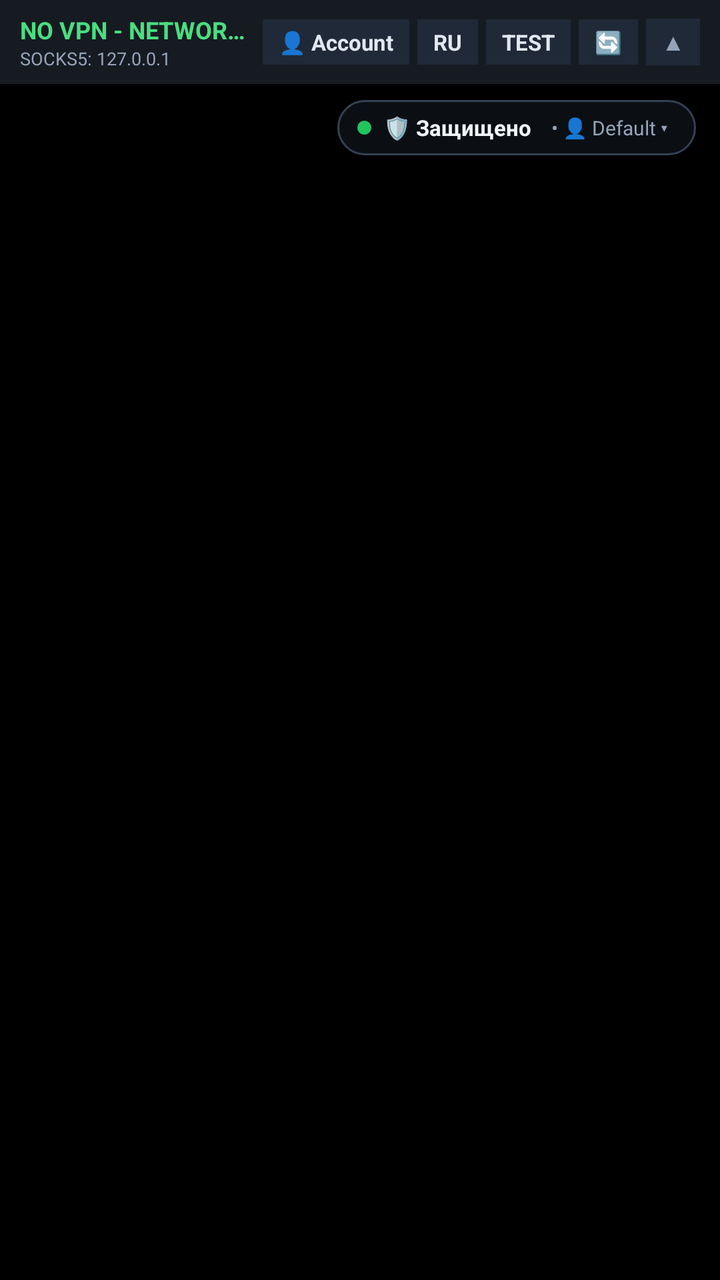
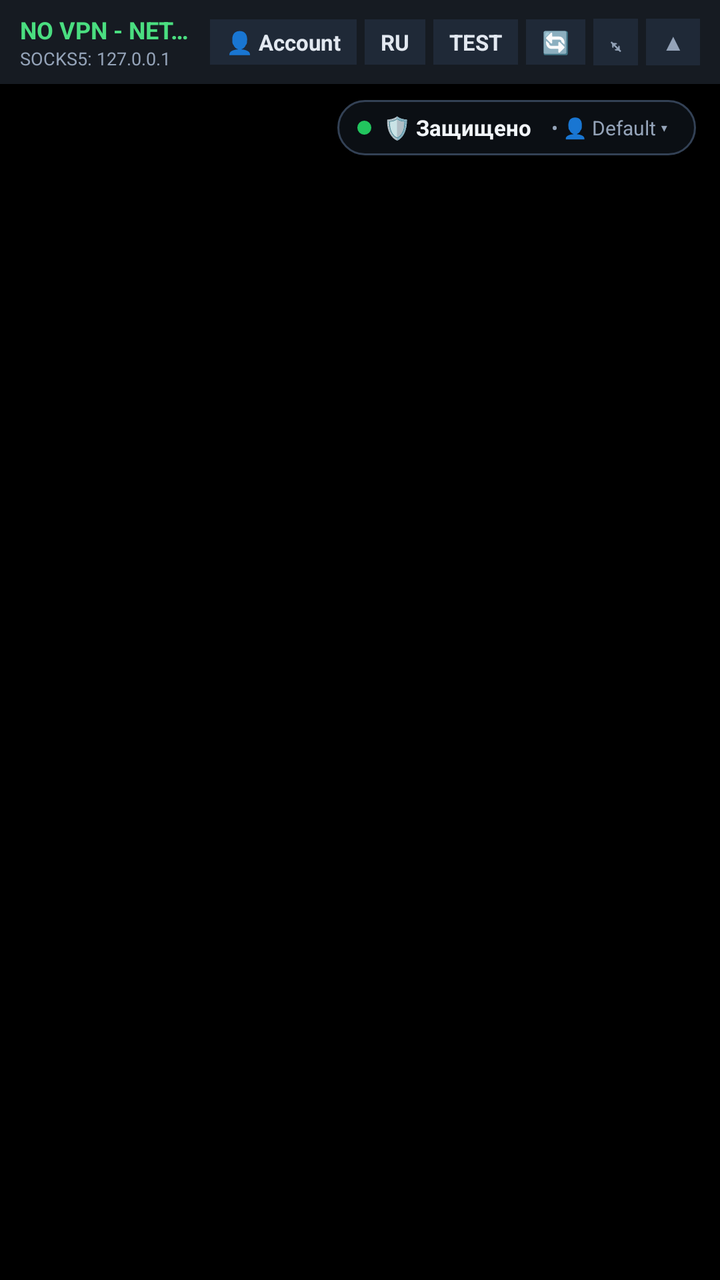

Two renders of the same Android screen: before a commit and after it. Below are the layout's source before the change and the commit's diff.
<!-- AndroidManifest.xml: application theme Theme.ClaudeCageAnd -->
<!-- res/layout/activity_main.xml -->
<?xml version="1.0" encoding="utf-8"?>
<LinearLayout
    xmlns:android="http://schemas.android.com/apk/res/android"
    xmlns:tools="http://schemas.android.com/tools"
    android:id="@+id/main"
    android:layout_width="match_parent"
    android:layout_height="match_parent"
    android:orientation="vertical"
    android:background="@color/black"
    tools:context=".MainActivity">

    
    <LinearLayout
        android:id="@+id/vpnStatusBar"
        android:layout_width="match_parent"
        android:layout_height="wrap_content"
        android:minHeight="42dp"
        android:orientation="horizontal"
        android:gravity="center_vertical"
        android:paddingVertical="4dp"
        android:paddingHorizontal="10dp"
        android:background="#161B22">

        
        <LinearLayout
            android:layout_width="0dp"
            android:layout_height="wrap_content"
            android:layout_weight="1"
            android:orientation="vertical"
            android:gravity="center_vertical"
            android:paddingEnd="6dp">

            <TextView
                android:id="@+id/tvVpnStatus"
                android:layout_width="wrap_content"
                android:layout_height="wrap_content"
                android:textStyle="bold"
                android:textSize="12sp"
                android:textColor="#4ADE80"
                android:text="@string/vpn_status_offline"
                android:maxLines="1"
                android:ellipsize="end" />

            <TextView
                android:id="@+id/tvVpnSubStatus"
                android:layout_width="wrap_content"
                android:layout_height="wrap_content"
                android:textSize="9sp"
                android:textColor="#94A3B8"
                android:text="SOCKS5: 127.0.0.1"
                android:maxLines="1"
                android:ellipsize="end" />
        </LinearLayout>

        
        <TextView
            android:id="@+id/btnReturnToClaude"
            android:layout_width="wrap_content"
            android:layout_height="wrap_content"
            android:paddingHorizontal="8dp"
            android:paddingVertical="4dp"
            android:layout_marginEnd="4dp"
            android:background="#33FFFFFF"
            android:textColor="@color/white"
            android:textSize="11sp"
            android:textStyle="bold"
            android:text="@string/diag_return_to_claude"
            android:visibility="gone" />

        
        <TextView
            android:id="@+id/btnAccountSwitcher"
            android:layout_width="wrap_content"
            android:layout_height="wrap_content"
            android:paddingHorizontal="8dp"
            android:paddingVertical="4dp"
            android:layout_marginEnd="4dp"
            android:background="#1F2937"
            android:textColor="#E2E8F0"
            android:textSize="11sp"
            android:textStyle="bold"
            android:maxLines="1"
            android:ellipsize="end"
            android:maxWidth="110dp"
            android:text="👤 Account" />

        
        <TextView
            android:id="@+id/btnLangToggle"
            android:layout_width="wrap_content"
            android:layout_height="wrap_content"
            android:paddingHorizontal="8dp"
            android:paddingVertical="4dp"
            android:layout_marginEnd="4dp"
            android:background="#1F2937"
            android:textColor="#E2E8F0"
            android:textSize="11sp"
            android:textStyle="bold"
            android:text="RU" />

        
        <TextView
            android:id="@+id/btnDiagnostics"
            android:layout_width="wrap_content"
            android:layout_height="wrap_content"
            android:paddingHorizontal="8dp"
            android:paddingVertical="4dp"
            android:layout_marginEnd="4dp"
            android:background="#1F2937"
            android:textColor="#E2E8F0"
            android:textSize="11sp"
            android:textStyle="bold"
            android:text="@string/diag_button_label" />

        
        <TextView
            android:id="@+id/btnReload"
            android:layout_width="wrap_content"
            android:layout_height="wrap_content"
            android:paddingHorizontal="8dp"
            android:paddingVertical="4dp"
            android:layout_marginEnd="4dp"
            android:background="#1F2937"
            android:textColor="#E2E8F0"
            android:textSize="11sp"
            android:textStyle="bold"
            android:text="🔄" />

        
        <TextView
            android:id="@+id/btnCollapseBar"
            android:layout_width="wrap_content"
            android:layout_height="wrap_content"
            android:paddingHorizontal="8dp"
            android:paddingVertical="4dp"
            android:background="#1F2937"
            android:textColor="#94A3B8"
            android:textSize="11sp"
            android:textStyle="bold"
            android:text="▲" />
    </LinearLayout>

    
    <FrameLayout
        android:layout_width="match_parent"
        android:layout_height="0dp"
        android:layout_weight="1">

        
        <FrameLayout
            android:id="@+id/webViewContainer"
            android:layout_width="match_parent"
            android:layout_height="match_parent"
            android:background="@color/black" />

        
        <LinearLayout
            android:id="@+id/floatingSecurityAnchor"
            android:layout_width="wrap_content"
            android:layout_height="wrap_content"
            android:layout_gravity="top|end"
            android:layout_marginTop="8dp"
            android:layout_marginEnd="12dp"
            android:orientation="horizontal"
            android:gravity="center_vertical"
            android:paddingVertical="5dp"
            android:paddingHorizontal="10dp"
            android:background="@drawable/bg_floating_security_pill"
            android:elevation="6dp"
            android:clickable="true"
            android:focusable="true">

            
            <View
                android:id="@+id/viewAnchorDot"
                android:layout_width="7dp"
                android:layout_height="7dp"
                android:layout_marginEnd="6dp"
                android:background="@drawable/bg_status_dot_green" />

            <TextView
                android:id="@+id/tvFloatingAnchorStatus"
                android:layout_width="wrap_content"
                android:layout_height="wrap_content"
                android:text="🛡️ Защищено"
                android:textColor="#F1F5F9"
                android:textSize="11sp"
                android:textStyle="bold" />

            <TextView
                android:id="@+id/tvFloatingAnchorAccount"
                android:layout_width="wrap_content"
                android:layout_height="wrap_content"
                android:layout_marginStart="6dp"
                android:paddingHorizontal="4dp"
                android:paddingVertical="2dp"
                android:clickable="true"
                android:focusable="true"
                android:background="?attr/selectableItemBackgroundBorderless"
                android:text="• 👤 Default ▾"
                android:textColor="#94A3B8"
                android:textSize="10sp"
                android:maxLines="1"
                android:ellipsize="end"
                android:maxWidth="110dp" />
        </LinearLayout>

        
        <LinearLayout
            android:id="@+id/waitingOverlay"
            android:layout_width="match_parent"
            android:layout_height="match_parent"
            android:orientation="vertical"
            android:gravity="center"
            android:padding="32dp"
            android:background="@color/overlay_bg"
            android:visibility="gone">

            <ProgressBar
                android:layout_width="48dp"
                android:layout_height="48dp"
                android:indeterminateTint="@color/overlay_text_secondary"
                android:layout_marginBottom="24dp" />

            <TextView
                android:id="@+id/tvWaitingTitle"
                android:layout_width="wrap_content"
                android:layout_height="wrap_content"
                android:text="@string/waiting_for_vpn_title"
                android:textColor="@color/overlay_text_primary"
                android:textSize="18sp"
                android:textStyle="bold"
                android:layout_marginBottom="8dp"
                android:textAlignment="center" />

            <TextView
                android:id="@+id/tvWaitingDesc"
                android:layout_width="wrap_content"
                android:layout_height="wrap_content"
                android:text="@string/waiting_for_vpn_desc"
                android:textColor="@color/overlay_text_secondary"
                android:textSize="14sp"
                android:textAlignment="center" />
        </LinearLayout>

        
        <LinearLayout
            android:id="@+id/securityErrorOverlay"
            android:layout_width="match_parent"
            android:layout_height="match_parent"
            android:orientation="vertical"
            android:gravity="center"
            android:padding="32dp"
            android:background="@color/error_bg"
            android:visibility="gone">

            <TextView
                android:id="@+id/tvSecurityErrorTitle"
                android:layout_width="wrap_content"
                android:layout_height="wrap_content"
                android:text="@string/security_error_title"
                android:textColor="@color/error_text"
                android:textSize="18sp"
                android:textStyle="bold"
                android:layout_marginBottom="12dp"
                android:textAlignment="center" />

            <TextView
                android:id="@+id/tvSecurityErrorDesc"
                android:layout_width="wrap_content"
                android:layout_height="wrap_content"
                android:text="@string/security_error_desc"
                android:textColor="@color/error_text"
                android:textSize="14sp"
                android:textAlignment="center" />
        </LinearLayout>

    </FrameLayout>

</LinearLayout>
<!-- resources referenced by this layout -->
<resources>
  <color name="black">#FF000000</color>
  <color name="error_bg">#2C0B0E</color>
  <color name="error_text">#FFCDD2</color>
  <color name="overlay_bg">#121212</color>
  <color name="overlay_text_primary">#EEEEEE</color>
  <color name="overlay_text_secondary">#9E9E9E</color>
  <color name="white">#FFFFFFFF</color>
  <!-- drawable bg_floating_security_pill (drawable) -->
  <?xml version="1.0" encoding="utf-8"?>
  <shape xmlns:android="http://schemas.android.com/apk/res/android"
      android:shape="rectangle">
      <solid android:color="#E60D1117" />
      <corners android:radius="20dp" />
      <stroke
          android:width="1dp"
          android:color="#334155" />
  </shape>
  <!-- drawable bg_status_dot_green (drawable) -->
  <?xml version="1.0" encoding="utf-8"?>
  <shape xmlns:android="http://schemas.android.com/apk/res/android"
      android:shape="oval">
      <solid android:color="#22C55E" />
      <size
          android:width="8dp"
          android:height="8dp" />
  </shape>
  <string name="diag_button_label">TEST</string>
  <string name="diag_return_to_claude">← Claude</string>
  <string name="security_error_desc">WebViewFeature.PROXY_OVERRIDE is not supported by the system WebView. WebView instantiation blocked to prevent network leaks.</string>
  <string name="security_error_title">Security Error: Proxy Override Unsupported</string>
  <string name="vpn_status_offline">NO VPN - NETWORK ISOLATED (OFFLINE)</string>
  <string name="waiting_for_vpn_desc">Network traffic is strictly isolated until Amnezia VPN tunnel is connected.</string>
  <string name="waiting_for_vpn_title">Waiting for VPN connection…</string>
  <style name="Theme.ClaudeCageAnd" parent="Base.Theme.ClaudeCageAnd" />
  <style name="Base.Theme.ClaudeCageAnd" parent="Theme.Material3.DayNight.NoActionBar">
          
          
      </style>
</resources>

<!-- the commit's change to res/layout/activity_main.xml (unified diff, before → after) -->
@@ -23,12 +23,15 @@
 
         
         <LinearLayout
+            android:id="@+id/layoutStatusText"
             android:layout_width="0dp"
             android:layout_height="wrap_content"
             android:layout_weight="1"
             android:orientation="vertical"
             android:gravity="center_vertical"
-            android:paddingEnd="6dp">
+            android:paddingEnd="6dp"
+            android:clickable="true"
+            android:focusable="true">
 
             <TextView
                 android:id="@+id/tvVpnStatus"
@@ -125,6 +128,20 @@
             android:textSize="11sp"
             android:textStyle="bold"
             android:text="🔄" />
+
+        
+        <TextView
+            android:id="@+id/btnBarSizeToggle"
+            android:layout_width="wrap_content"
+            android:layout_height="wrap_content"
+            android:paddingHorizontal="7dp"
+            android:paddingVertical="4dp"
+            android:layout_marginEnd="4dp"
+            android:background="#1F2937"
+            android:textColor="#94A3B8"
+            android:textSize="11sp"
+            android:textStyle="bold"
+            android:text="⤡" />
 
         
         <TextView
@@ -177,6 +194,17 @@
                 android:layout_height="7dp"
                 android:layout_marginEnd="6dp"
                 android:background="@drawable/bg_status_dot_green" />
+
+            
+            <TextView
+                android:id="@+id/tvAnchorMiniBadge"
+                android:layout_width="wrap_content"
+                android:layout_height="wrap_content"
+                android:textColor="#E2E8F0"
+                android:textSize="11sp"
+                android:textStyle="bold"
+                android:visibility="gone"
+                android:text="🛡️" />
 
             <TextView
                 android:id="@+id/tvFloatingAnchorStatus"
